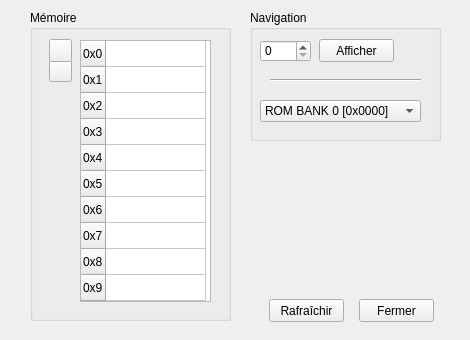
Robilemb/Game-Boy-Emulator, file GUI/Qt/SRC_UI/debugmemorywindow.ui: the form before one commit.
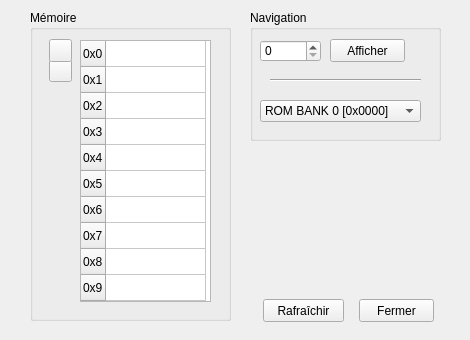
The form after the commit.

Commit message: Correctif Fenetres Mac

```diff
--- a/GUI/Qt/SRC_UI/debugmemorywindow.ui
+++ b/GUI/Qt/SRC_UI/debugmemorywindow.ui
@@ -30,7 +30,7 @@
      <rect>
       <x>10</x>
       <y>30</y>
-      <width>51</width>
+      <width>61</width>
       <height>22</height>
      </rect>
     </property>
@@ -44,7 +44,7 @@
    <widget class="QPushButton" name="displayButton">
     <property name="geometry">
      <rect>
-      <x>69</x>
+      <x>80</x>
       <y>29</y>
       <width>75</width>
       <height>23</height>
@@ -283,9 +283,9 @@
   <widget class="QPushButton" name="refreshButton">
    <property name="geometry">
     <rect>
-     <x>269</x>
+     <x>263</x>
      <y>299</y>
-     <width>75</width>
+     <width>81</width>
      <height>23</height>
     </rect>
    </property>
```
The commit also changes 1 other file.
